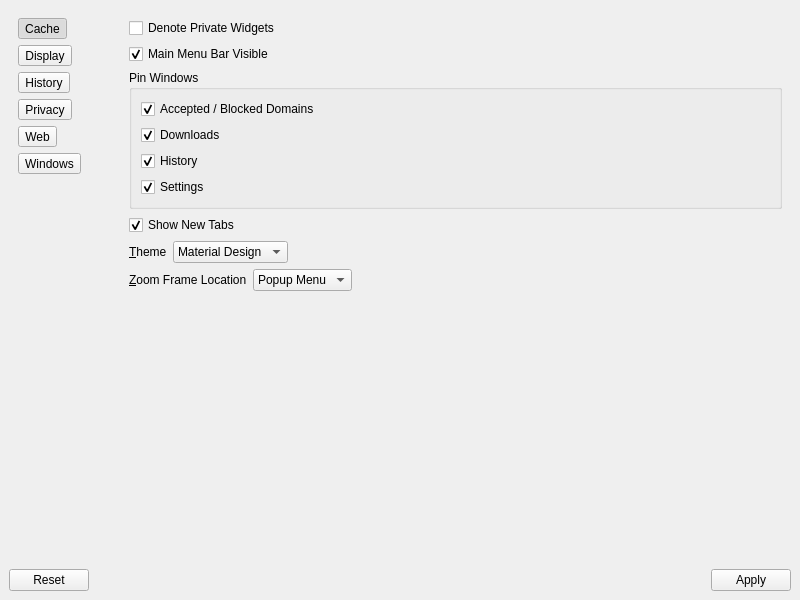
Above: 2.x/UI/dooble_settings.ui from textbrowser/dooble before the change. Below: the same form after it.
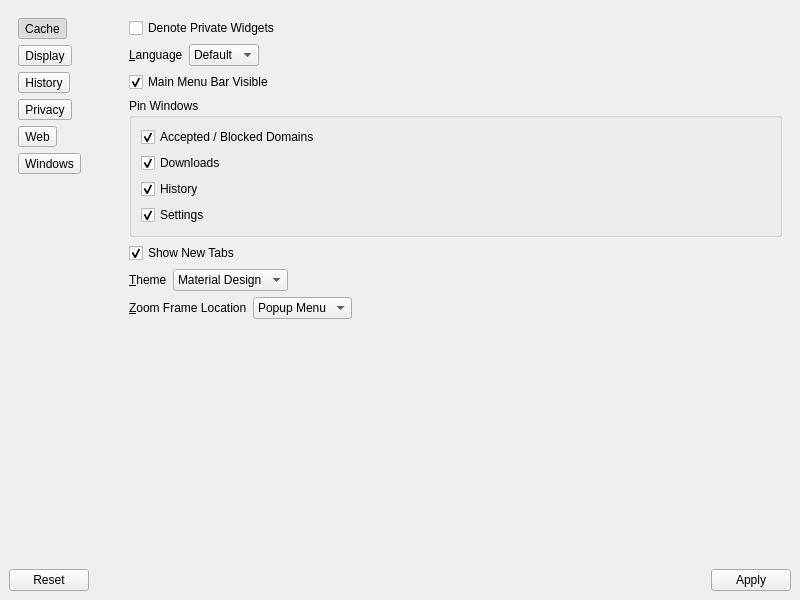
That is the form after the change. The open tabs and pages were chosen to show the change. Icons and pictures are not drawn.

```diff
--- a/2.x/UI/dooble_settings.ui
+++ b/2.x/UI/dooble_settings.ui
@@ -313,6 +313,51 @@
             </property>
            </widget>
           </item>
+          <item>
+           <layout class="QHBoxLayout" name="horizontalLayout_15">
+            <item>
+             <widget class="QLabel" name="label_23">
+              <property name="text">
+               <string>&amp;Language</string>
+              </property>
+              <property name="buddy">
+               <cstring>language</cstring>
+              </property>
+             </widget>
+            </item>
+            <item>
+             <widget class="QComboBox" name="language">
+              <property name="currentIndex">
+               <number>0</number>
+              </property>
+              <property name="insertPolicy">
+               <enum>QComboBox::NoInsert</enum>
+              </property>
+              <property name="sizeAdjustPolicy">
+               <enum>QComboBox::AdjustToContents</enum>
+              </property>
+              <item>
+               <property name="text">
+                <string>Default</string>
+               </property>
+              </item>
+             </widget>
+            </item>
+            <item>
+             <spacer name="horizontalSpacer_15">
+              <property name="orientation">
+               <enum>Qt::Horizontal</enum>
+              </property>
+              <property name="sizeHint" stdset="0">
+               <size>
+                <width>40</width>
+                <height>20</height>
+               </size>
+              </property>
+             </spacer>
+            </item>
+           </layout>
+          </item>
           <item>
            <widget class="QCheckBox" name="main_menu_bar_visible">
             <property name="toolTip">
```
Left out of the diff: 1 changed line with no effect on the pictures.
